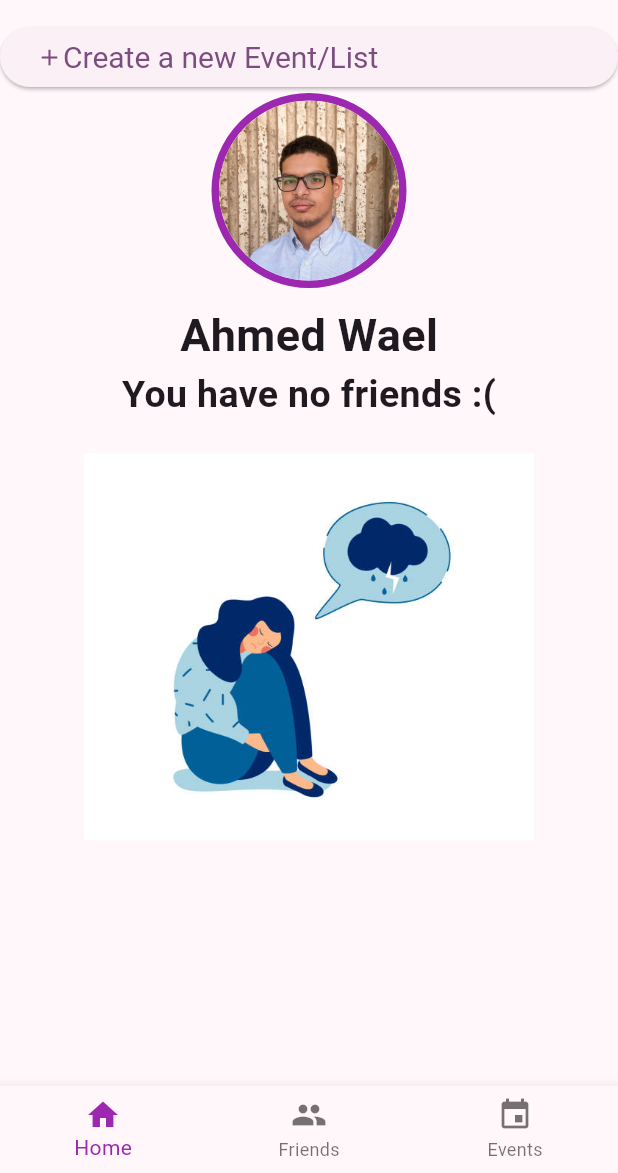
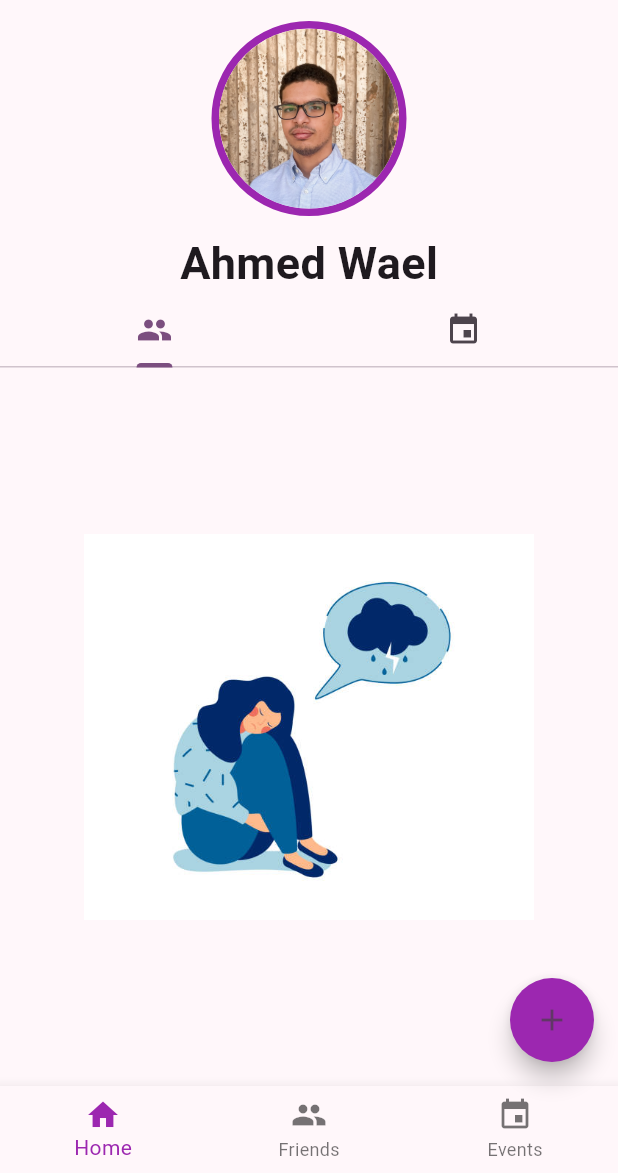
Before and after one commit to ahmed-wael2002/hedieaty-20P3343, a Flutter app: the screen it shows after launch, on a phone screen of 412 x 824 dp, the part 63-1236 px from its top. Run offline on Flutter 3.47's test engine with Material 3 defaults, Android fonts, the phone set to English and light mode, and no system bars; drawn by our look-alikes of flutter_speed_dial; accounts and stored records are empty.

Commit message:
Features added to the homepage: - ActionButton: to addEvent or addFriend - TabBar: to show list of friends or list of events

```diff
--- a/lib/Logic/event.dart
+++ b/lib/Logic/event.dart
@@ -1,14 +1,53 @@
+import 'gift.dart';
 import 'package:flutter/material.dart';
 
-var type = {
-  'birthday':Icon(Icons.cake),
-  'educatuion':Icon(Icons.school),
-  'baby':Icon(Icons.child_friendly),
+var icons = {
+  'default':const Icon(Icons.question_mark),
+  'birthday':const Icon(Icons.cake),
+  'educatuion':const Icon(Icons.school),
+  'baby':const Icon(Icons.child_friendly),
 };
 
 class Event{
-  static int number_of_events = 0;
-  late String title;
+  late String _title;
+  late var _type;
+  List<Gift>? _giftsList;
 
 
+  Event(String title, String type){
+    _title = title;
+    _type = (icons.containsKey(type)) ? icons[type] : icons['default'];
+    _giftsList = null;
+  }
+
+  // Function to add a new friend to an existing list of friends
+  bool addGift(Gift gift) {
+    _giftsList?.add(gift);
+    return _giftsList != null;
+  }
+
+  bool removeGift(Gift gift) {
+    return _giftsList?.remove(gift) ?? false;
+  }
+
+  get type => _type;
+
+  set type(value) {
+    _type = (icons.containsKey(type)) ? icons[type] : icons['default'];
+  }
+
+  String get title => _title;
+
+  set title(String value) {
+    _title = value;
+  }
+
+  // Overriding == operator and hashCode
+  @override
+  bool operator ==(Object other) =>
+      identical(this, other) ||
+          other is Event && runtimeType == other.runtimeType && _title == other._title;
+
+  @override
+  int get hashCode => _title.hashCode;
 }
--- /dev/null
+++ b/lib/Logic/gift.dart
@@ -0,0 +1,37 @@
+import 'user.dart';
+
+class Gift{
+  late String _name;
+  bool _isPledged = false;
+  late User _pledgingUser;
+
+  Gift(this._name);
+
+  User get pledgingUser => _pledgingUser;
+
+  set pledgingUser(User value) {
+    _pledgingUser = value;
+  }
+
+  bool get isPledged => _isPledged;
+
+  void togglePledge(){
+    _isPledged = (_isPledged == true) ? false : true;
+  }
+
+
+  String get name => _name;
+
+  set name(String value) {
+    _name = value;
+  }
+
+  // Overriding == operator and hashCode
+  @override
+  bool operator ==(Object other) =>
+      identical(this, other) ||
+          other is Gift && runtimeType == other.runtimeType && _name == other._name;
+
+  @override
+  int get hashCode => _name.hashCode;
+}
--- a/lib/Logic/user.dart
+++ b/lib/Logic/user.dart
@@ -1,13 +1,18 @@
+import 'event.dart';
+
 class User {
   String _name;
   String _email;
   String _password;
   String _imageUrl;
-  int _upcomingEvents = 0;  // This will be changed in the future by the Event class
-  List<User>? _friendsList;
+  static int _upcomingEvents = 0;  // This will be changed in the future by the Event class
+  static int _numberFriends = 0; // counts the number of friends in the user
+  List<User>? _friendsList; // This is will be changed to a list of indices
+  List<Event>? _eventsList; // This is will be changed to a list of indices
 
   User(this._name, this._email, this._password, this._imageUrl) {
     _friendsList = [];
+    _eventsList = [];
   }
 
   String get name => _name;
@@ -17,12 +22,26 @@ class User {
 
   // Function to add a new friend to an existing list of friends
   bool addFriend(User user) {
+    _numberFriends++;
     _friendsList?.add(user);
     return _friendsList != null;
   }
 
   bool removeFriend(User user) {
+    _numberFriends--;
     return _friendsList?.remove(user) ?? false;
+  }
+
+  // Function to add a new friend to an existing list of friends
+  bool addEvent(Event event) {
+    _upcomingEvents++;
+    _eventsList?.add(event);
+    return _eventsList != null;
+  }
+
+  bool removeEvent(Event event) {
+    _upcomingEvents--;
+    return _eventsList?.remove(event) ?? false;
   }
 
   // Overriding == operator and hashCode
@@ -53,7 +72,8 @@ class User {
   }
 
   int get upcomingEvents => _upcomingEvents;
-  void addEvent() {
-    _upcomingEvents++;
-  }
+
+  static int get numberFriends => _numberFriends;
+
+  List<Event>? get eventsList => _eventsList;
 }
--- a/lib/Utils/friends_list_view.dart
+++ b/lib/Utils/friends_list_view.dart
@@ -10,13 +10,7 @@ class FriendsList extends StatelessWidget {
   @override
   Widget build(BuildContext context) {
     return friends == null || friends!.isEmpty
-        ? Center(
-          child: Column(children: [
-            const Text('You have no friends :(', style: TextStyle(fontWeight:FontWeight.bold, fontSize: 25),),
-            Image.asset('assets/images/no_friends.jpg', width: 300, height: 300,),
-          ],
-          )
-        )
+        ? Center( child: Image.asset('assets/images/no_friends.jpg', width: 300, height: 300,),)
         : ListView.separated(
       itemCount: friends!.length,
       itemBuilder: (BuildContext context, int index) {
@@ -24,7 +18,7 @@ class FriendsList extends StatelessWidget {
             shape: RoundedRectangleBorder(
               borderRadius: BorderRadius.circular(15.0),
             ),
-            tileColor: Colors.purple[100],
+            // tileColor: Colors.purple[100],
             onTap:(){
               Navigator.push(
                 context,
--- a/lib/Utils/profile_widget.dart
+++ b/lib/Utils/profile_widget.dart
@@ -30,8 +30,8 @@ class ProfileWidget extends StatelessWidget {
               child: Image.asset(
                 imageUrl,
                 fit: BoxFit.cover,
-                width: 150, // Size of the image inside the frame
-                height: 150,
+                width: 80, // Size of the image inside the frame
+                height: 80,
               ),
             ),
           ),
--- a/lib/main.dart
+++ b/lib/main.dart
@@ -6,6 +6,7 @@ import 'Utils/header.dart';
 import './Pages/EventsPage.dart';
 import 'Utils/CreateUserForm.dart';
 import './Pages/FriendPage.dart';
+import 'package:flutter_speed_dial/flutter_speed_dial.dart';
 
 void main() {
   runApp(const MyApp());
@@ -41,10 +42,11 @@ class MyHomePage extends StatefulWidget {
   State<MyHomePage> createState() => _MyHomePageState();
 }
 
-class _MyHomePageState extends State<MyHomePage> {
+class _MyHomePageState extends State<MyHomePage> with SingleTickerProviderStateMixin {
   late User user;
   List<User>? friends;
   int _selectedIndex = 0;
+  late TabController _tabController;
 
   @override
   void initState() {
@@ -55,9 +57,16 @@ class _MyHomePageState extends State<MyHomePage> {
       '123',
       'assets/images/Ahmed Wael.jpg',
     );
+
+    _tabController = TabController(length: 2, vsync: this);
   }
 
-  // Function to show the Create User dialog and get the newly created user back
+  @override
+  void dispose() {
+    _tabController.dispose();
+    super.dispose();
+  }
+
   void _showCreateUserDialog(BuildContext context) async {
     final User? newUser = await showDialog<User>(
       context: context,
@@ -68,8 +77,6 @@ class _MyHomePageState extends State<MyHomePage> {
         );
       },
     );
-
-    // If a new user is returned, add them to the friends list
     if (newUser != null) {
       setState(() {
         user.addFriend(newUser);
@@ -77,12 +84,14 @@ class _MyHomePageState extends State<MyHomePage> {
     }
   }
 
-  // Handle bottom navigation item tap
+  void _showCreateEventDialog(BuildContext context) {
+    // Implement your event creation dialog here
+  }
+
   void _onItemTapped(int index) {
     setState(() {
       _selectedIndex = index;
-
-      switch(_selectedIndex){
+      switch (_selectedIndex) {
         case 2:
           Navigator.pushNamed(context, '/events');
           break;
@@ -94,36 +103,43 @@ class _MyHomePageState extends State<MyHomePage> {
   Widget build(BuildContext context) {
     return Scaffold(
       appBar: const Header(),
-      body: Center(
-        child: Column(
-          mainAxisAlignment: MainAxisAlignment.spaceEvenly,
-          children: <Widget>[
-            SizedBox(
-              width: double.infinity,
-              child: ElevatedButton(
-                onPressed: () {
-                  _showCreateUserDialog(context);
-                },
-                style: ElevatedButton.styleFrom(
-                  textStyle: const TextStyle(fontSize: 20),
+      body: Column(
+        children: [
+          ProfileWidget(imageUrl: user.imageUrl, name: user.name),
+          TabBar(
+            controller: _tabController,
+            tabs: const [
+              Tab(icon: Icon(Icons.people)),
+              Tab(icon: Icon(Icons.event)),
+            ],
           ),
-                child: const Row(
+          Expanded(
+            child: TabBarView(
+              controller: _tabController,
               children: [
-                    Icon(Icons.add),
-                    Text("Create a new Event/List"),
+                FriendsList(user.friendsList),
+                const Eventspage(),
               ],
             ),
           ),
+        ],
       ),
-            ProfileWidget(
-              imageUrl: user.imageUrl,
-              name: user.name,
+      floatingActionButton: SpeedDial(
+        icon: Icons.add,
+        activeIcon: Icons.close,
+        backgroundColor: Colors.purple,
+        children: [
+          SpeedDialChild(
+            child: const Icon(Icons.person_add),
+            label: 'Add Friend',
+            onTap: () => _showCreateUserDialog(context),
           ),
-            Expanded(
-              child: FriendsList(user.friendsList),
+          SpeedDialChild(
+            child: const Icon(Icons.event),
+            label: 'Add Event',
+            onTap: () => _showCreateEventDialog(context),
           ),
         ],
-        ),
       ),
       bottomNavigationBar: BottomNavigationBar(
         items: const <BottomNavigationBarItem>[
--- a/pubspec.yaml
+++ b/pubspec.yaml
@@ -30,6 +30,7 @@ environment:
 dependencies:
   flutter:
     sdk: flutter
+  flutter_speed_dial: ^3.0.5
 
 
   # The following adds the Cupertino Icons font to your application.
```
Also changed, not shown: pubspec.lock. Lines whose indentation alone changed are shown as unchanged.
